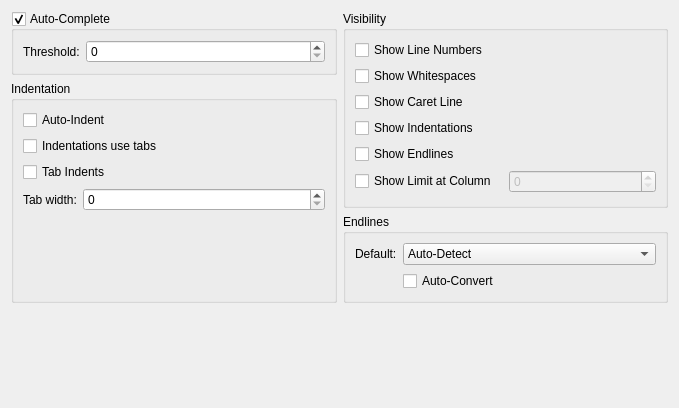
The window that blurdev/ide/config/common/ui/documentconfig.ui (blurstudio/PrEditor) describes before a commit, drawn with Qt 5.
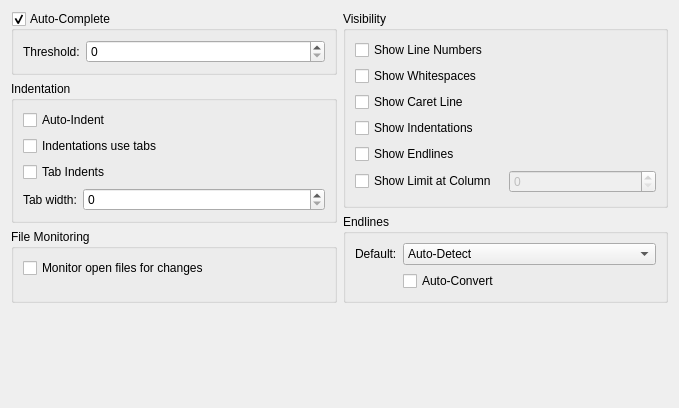
The same window after the commit.

Commit message: Added Open File Monitoring. If enabled, if a external program changes a open file, you will be asked if you want to load the changed file. If a open file is deleted, you will be asked if you want to keep the documents editor open. This is based on Context's implementation, and I would like to make it so the message boxes only pop up when BlurIDE regains application focus, instead of as soon as the file is modified.

```diff
--- a/blurdev/ide/config/common/ui/documentconfig.ui
+++ b/blurdev/ide/config/common/ui/documentconfig.ui
@@ -101,7 +101,23 @@
           </property>
          </widget>
         </item>
-        <item row="4" column="1">
+       </layout>
+      </widget>
+     </item>
+     <item>
+      <widget class="QGroupBox" name="groupBox_4">
+       <property name="title">
+        <string>File Monitoring</string>
+       </property>
+       <layout class="QVBoxLayout" name="verticalLayout_3">
+        <item>
+         <widget class="QCheckBox" name="uiOpenFileMonitorCHK">
+          <property name="text">
+           <string>Monitor open files for changes</string>
+          </property>
+         </widget>
+        </item>
+        <item>
          <spacer name="verticalSpacer_2">
           <property name="orientation">
            <enum>Qt::Vertical</enum>
```
The commit also changes 3 other files.
